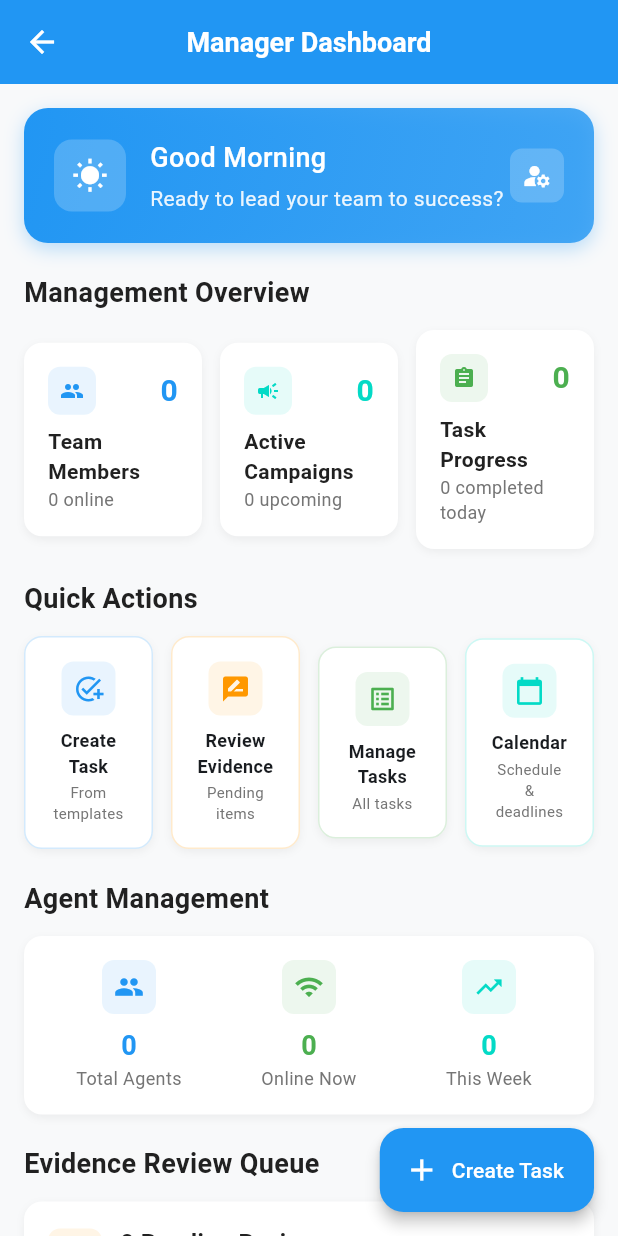
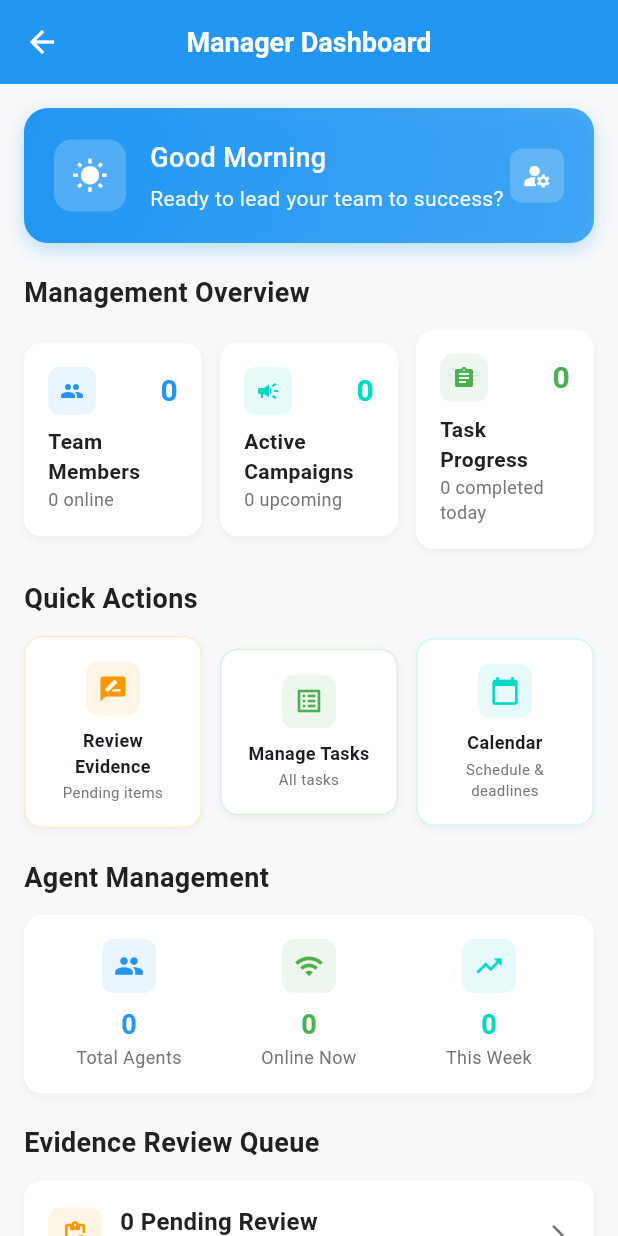
Before and after one commit to abdulasaad/myapp, a Flutter app: the EnhancedManagerDashboardScreen screen opened directly, on a phone screen of 412 x 824 dp. Run offline on Flutter 3.47's test engine with Material 3 defaults, Android fonts, the phone set to English and light mode, and no system bars; our stand-ins replace connectivity_plus, device_info_plus, file_picker, flutter_colorpicker, geolocator, google_maps_flutter and 6 more; missing offline and left inert: flutter_background_service; accounts and stored records are empty.

Commit message:
Remove Create Task button from manager dashboard
Removed the Create Task action card from the Quick Actions section since task creation is available in a dedicated tasks tab. Also removed the unused template_categories_screen import.

🤖 Generated with [Claude Code](https://claude.ai/code)

Co-Authored-By: Claude <noreply@anthropic.com>

```diff
--- a/lib/screens/admin/enhanced_manager_dashboard_screen.dart
+++ b/lib/screens/admin/enhanced_manager_dashboard_screen.dart
@@ -3,7 +3,6 @@
 import 'package:flutter/material.dart';
 import 'package:intl/intl.dart';
 import '../../utils/constants.dart';
-import '../tasks/template_categories_screen.dart';
 import 'evidence_list_screen.dart';
 import '../tasks/standalone_tasks_screen.dart';
 import '../calendar_screen.dart';
@@ -354,20 +353,6 @@ class _EnhancedManagerDashboardScreenState extends State<EnhancedManagerDashboar
           );
         },
       ),
-      floatingActionButton: FloatingActionButton.extended(
-        onPressed: () {
-          Navigator.of(context).push(
-            MaterialPageRoute(
-              builder: (context) => const TemplateCategoriesScreen(),
-            ),
-          );
-        },
-        icon: const Icon(Icons.add),
-        label: const Text('Create Task'),
-        backgroundColor: primaryColor,
-        foregroundColor: Colors.white,
-        elevation: 4,
-      ),
     );
   }
 
@@ -592,22 +577,6 @@ class _EnhancedManagerDashboardScreenState extends State<EnhancedManagerDashboar
         const SizedBox(height: 12),
         Row(
           children: [
-            Expanded(
-              child: _buildActionCard(
-                title: 'Create Task',
-                subtitle: 'From templates',
-                icon: Icons.add_task,
-                color: primaryColor,
-                onTap: () {
-                  Navigator.of(context).push(
-                    MaterialPageRoute(
-                      builder: (context) => const TemplateCategoriesScreen(),
-                    ),
-                  );
-                },
-              ),
-            ),
-            const SizedBox(width: 12),
             Expanded(
               child: _buildActionCard(
                 title: 'Review Evidence',
```
